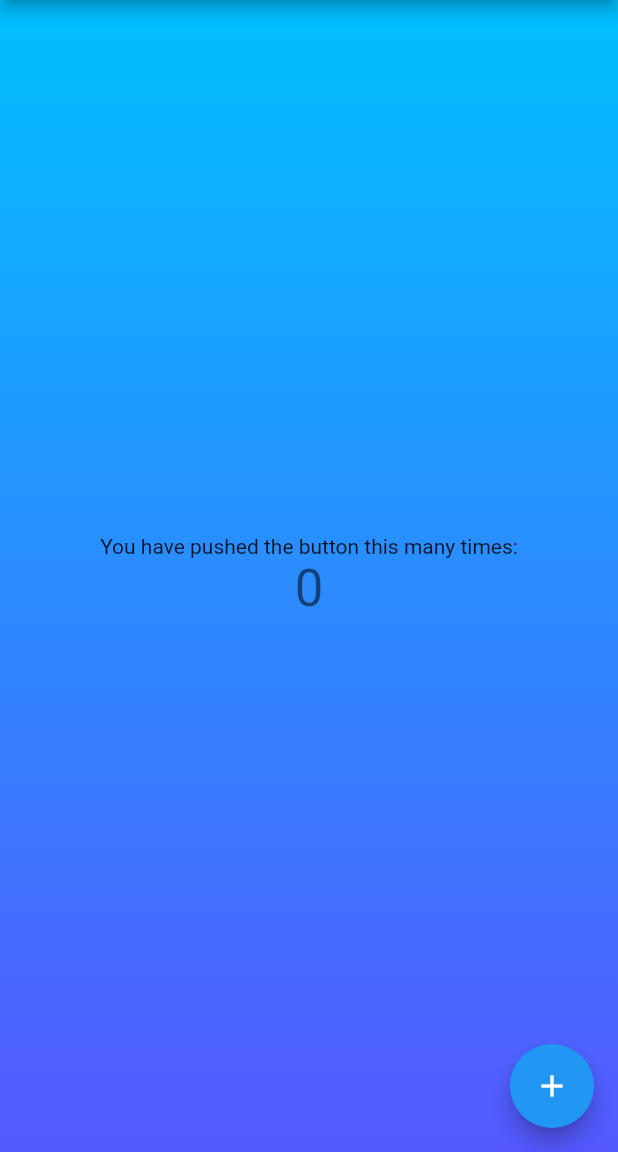
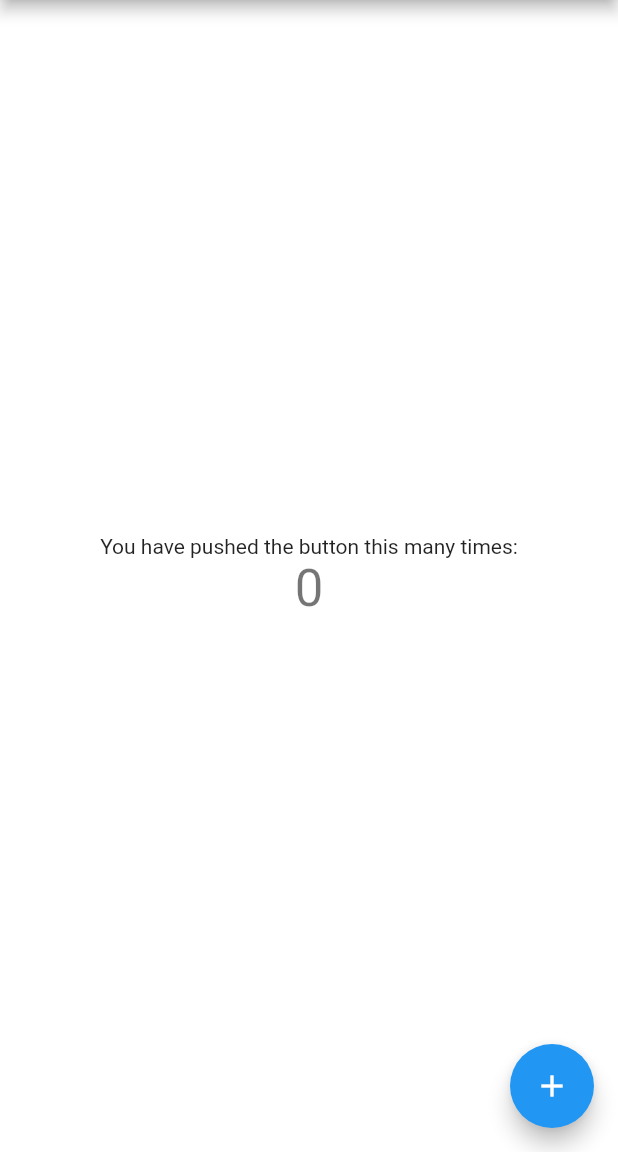
Before and after one commit to YoboZorle/flare_splash, a Flutter app: the screen it shows after launch, on a phone screen of 412 x 824 dp, the part 84-1236 px from its top. Run offline on Flutter 3.47's test engine with Material 2 defaults, Android fonts, the phone set to English and light mode, and no system bars; missing offline and left inert: flare_splash_screen.

Commit message:
modified ios

```diff
--- a/lib/main.dart
+++ b/lib/main.dart
@@ -61,15 +61,7 @@ class _MyHomePageState extends State<MyHomePage> {
       ),
       body: Container(
         decoration: new BoxDecoration(
-          gradient: new LinearGradient(
-              colors: [
-                const Color(0xFF00C0FF),
-                const Color(0xFF5558FF),
-              ],
-              begin: Alignment.topCenter,
-              end: Alignment.bottomCenter,
-              stops: [0.0, 1.0],
-              tileMode: TileMode.clamp),
+          color: Colors.white,
         ),
         child: Center(
           child: Column(
```
Also changed, not shown: 2 other files.
